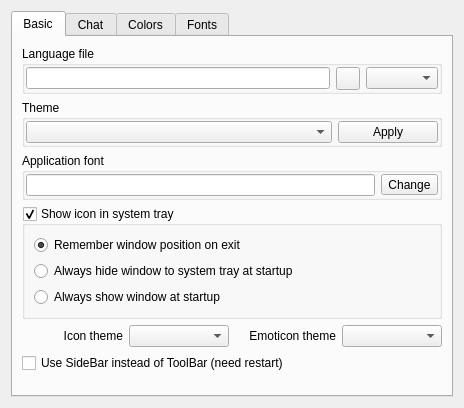
The window that eiskaltdcpp/ui/UISettingsGUI.ui (eiskaltdcpp/eiskaltdcpp) describes before a commit, drawn with Qt 5.
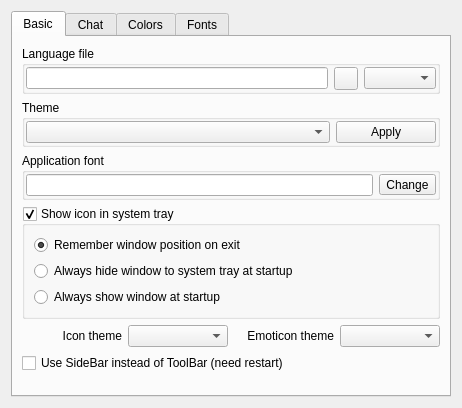
The same window after the commit. The open tabs and pages were chosen to show the change. Custom widgets are drawn as their Qt base class.

The edit to the form file:
```diff
--- a/eiskaltdcpp/ui/UISettingsGUI.ui
+++ b/eiskaltdcpp/ui/UISettingsGUI.ui
@@ -6,8 +6,8 @@
    <rect>
     <x>0</x>
     <y>0</y>
-    <width>464</width>
-    <height>393</height>
+    <width>462</width>
+    <height>391</height>
    </rect>
   </property>
   <property name="windowTitle">
```
Left out of the diff: 2 changed lines with no effect on the pictures.
